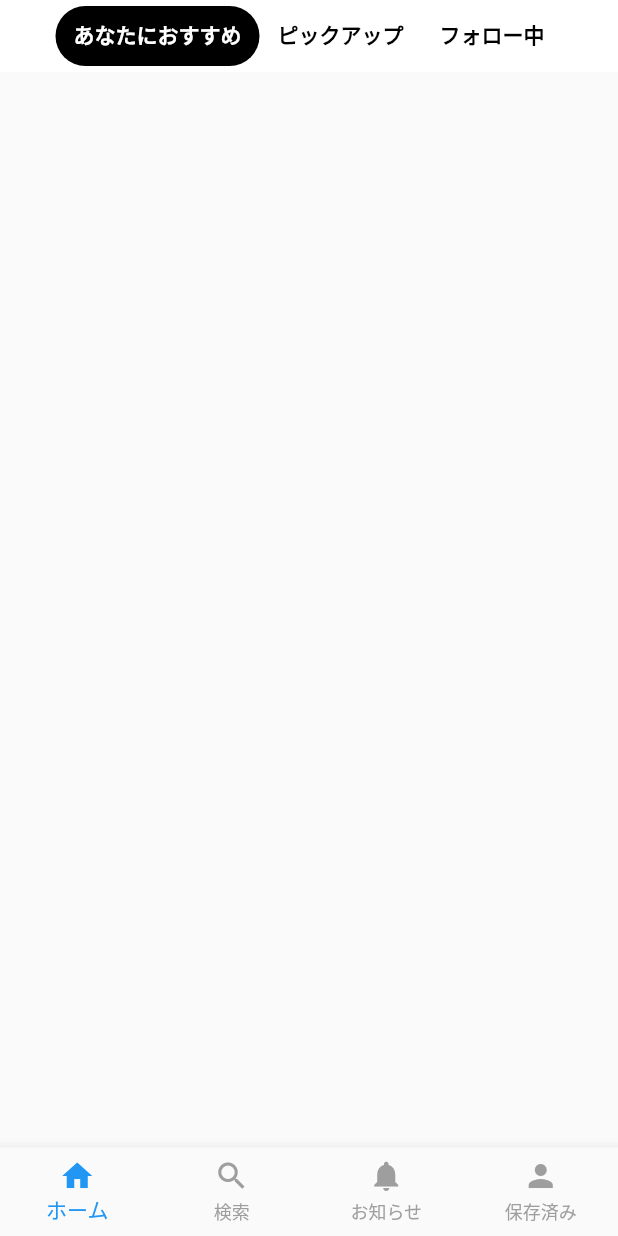
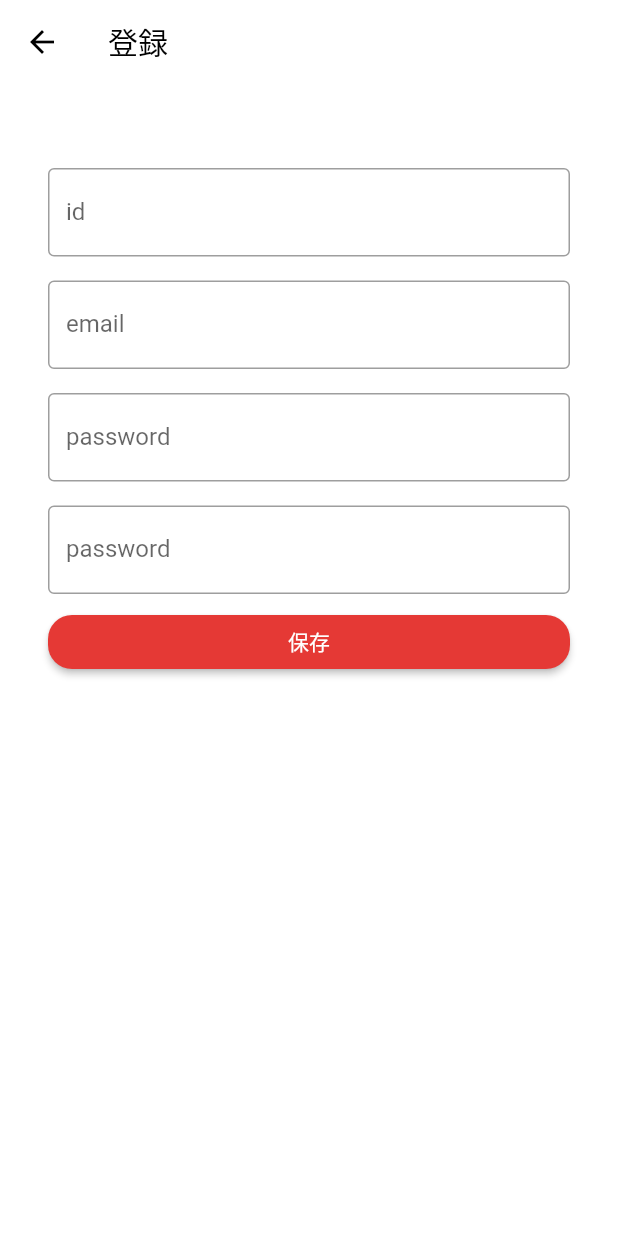
Before and after one commit to teamb-prince/pinterest_prince, a Flutter app: the SignUpWidget screen opened by its route, after a tap on "メールアドレスで続行", on a phone screen of 412 x 824 dp. Run offline on Flutter 3.47's test engine with Material 2 defaults, Android fonts, the phone set to English and light mode, and no system bars; our stand-ins replace bloc, equatable, flutter_bloc, image_picker, shared_preferences; missing offline and left inert: flutter_inappwebview; accounts and stored records are empty; network calls fail.

Commit message:
add login

```diff
--- a/lib/app_route.dart
+++ b/lib/app_route.dart
@@ -11,4 +11,6 @@ class AppRoute {
   static const String editCrawlingImage = '/edit_crawling_image';
   static const String selectBoardFromLocal = '/select_board_from_local';
   static const String selectBoardFromUrl = '/select_board_from_url';
+  static const String signupForm = '/signup_form';
+  static const String loginForm = '/login_form';
 }
--- a/lib/model/login_request_model.dart
+++ b/lib/model/login_request_model.dart
@@ -4,18 +4,18 @@ import 'package:equatable/equatable.dart';
 import 'package:flutter/cupertino.dart';
 
 class LoginRequestModel extends Equatable {
-  const LoginRequestModel({@required this.email, @required this.password});
+  const LoginRequestModel({@required this.id, @required this.password});
 
-  final String email;
+  final String id;
   final String password;
 
   String toJson() {
     return jsonEncode({
-      'email': email,
+      'id': id,
       'password': password,
     });
   }
 
   @override
-  List<Object> get props => [email, password];
+  List<Object> get props => [id, password];
 }
--- a/lib/model/sign_up_request_model.dart
+++ b/lib/model/sign_up_request_model.dart
@@ -5,17 +5,20 @@ import 'package:meta/meta.dart';
 
 class SignUpRequestModel extends Equatable {
   const SignUpRequestModel(
-      {@required this.email,
+      {@required this.id,
+      @required this.email,
       @required this.password,
       @required this.confirmPassword});
 
   // 他にもいろいろ項目はあるのかも
+  final String id;
   final String email;
   final String password;
   final String confirmPassword;
 
   String toJson() {
     return jsonEncode({
+      'id': id,
       'email': email,
       'password': password,
       'confirm_password': confirmPassword,
@@ -23,5 +26,5 @@ class SignUpRequestModel extends Equatable {
   }
 
   @override
-  List<Object> get props => [email, password, confirmPassword];
+  List<Object> get props => [id, email, password, confirmPassword];
 }
--- a/lib/view/authentication/login_widget/bloc/login_bloc.dart
+++ b/lib/view/authentication/login_form_widget/bloc/login_bloc.dart
@@ -1,7 +1,7 @@
 import 'package:bloc/bloc.dart';
 import 'package:pintersest_clone/data/auth_repository.dart';
-import 'package:pintersest_clone/view/authentication/login_widget/bloc/login_event.dart';
-import 'package:pintersest_clone/view/authentication/login_widget/bloc/login_state.dart';
+import 'package:pintersest_clone/view/authentication/login_form_widget/bloc/login_event.dart';
+import 'package:pintersest_clone/view/authentication/login_form_widget/bloc/login_state.dart';
 
 class LoginBloc extends Bloc<LoginEvent, LoginState> {
   LoginBloc(this._authRepository);
--- a/lib/view/authentication/login_top_widget/login_top_widget.dart
+++ b/lib/view/authentication/login_top_widget/login_top_widget.dart
@@ -54,7 +54,7 @@ class LoginTopWidget extends StatelessWidget {
         style: TextStyle(color: AppColors.black, fontWeight: FontWeight.bold),
       ),
       onPressed: () {
-        Navigator.pushNamed(context, AppRoute.login);
+        Navigator.pushNamed(context, AppRoute.loginForm);
       },
     );
   }
--- a/lib/view/authentication/login_widget/login_widget.dart
+++ b/lib/view/authentication/login_widget/login_widget.dart
@@ -91,8 +91,7 @@ class LoginWidget extends StatelessWidget {
           style: TextStyle(color: AppColors.darkGrey),
         ),
         onPressed: () {
-          Navigator.pushNamedAndRemoveUntil(
-              context, AppRoute.home, (_) => false);
+          Navigator.pushNamed(context, AppRoute.loginForm);
         },
       ),
     ); //TODO あとでformつくる
--- a/lib/view/authentication/sign_up_widget/bloc/sign_up_state.dart
+++ b/lib/view/authentication/sign_up_form_widget/bloc/sign_up_state.dart
@@ -1,4 +1,5 @@
 import 'package:equatable/equatable.dart';
+import 'package:pintersest_clone/model/user_model.dart';
 
 abstract class SignUpState extends Equatable {
   @override
@@ -9,7 +10,11 @@ class InitialState extends SignUpState {}
 
 class LoadingState extends SignUpState {}
 
-class SuccessState extends SignUpState {}
+class SuccessState extends SignUpState {
+  SuccessState(this.userModel);
+
+  final UserModel userModel;
+}
 
 class ErrorState extends SignUpState {
   ErrorState(this.exception);
--- /dev/null
+++ b/lib/view/authentication/sign_up_form_widget/sign_up_form_widget.dart
@@ -0,0 +1,177 @@
+import 'package:flutter/material.dart';
+import 'package:flutter_bloc/flutter_bloc.dart';
+import 'package:pintersest_clone/app_route.dart';
+import 'package:pintersest_clone/data/auth_repository.dart';
+import 'package:pintersest_clone/model/sign_up_request_model.dart';
+import 'package:pintersest_clone/values/app_colors.dart';
+import 'package:pintersest_clone/view/authentication/sign_up_form_widget/bloc/sign_up_bloc.dart';
+import 'package:pintersest_clone/view/authentication/sign_up_form_widget/bloc/sign_up_event.dart';
+import 'package:pintersest_clone/view/authentication/sign_up_form_widget/bloc/sign_up_state.dart';
+
+class SignUpFormWidget extends StatelessWidget {
+  final _formKey = GlobalKey<FormState>();
+  String _id = '';
+  String _email = '';
+  String _password = '';
+  String _confirmPassword = '';
+
+  @override
+  Widget build(BuildContext context) {
+    return _buildScreen(context);
+  }
+
+  Widget _buildScreen(BuildContext context) {
+    return BlocProvider<SignUpBloc>(
+      create: (context) => SignUpBloc(
+        RepositoryProvider.of<AuthRepository>(context),
+      ),
+      child: Scaffold(
+        backgroundColor: AppColors.white,
+        appBar: AppBar(
+          brightness: Brightness.light,
+          iconTheme: IconThemeData(
+            color: Colors.black, //change your color here
+          ),
+          backgroundColor: AppColors.white,
+          elevation: 0,
+          title: const Text(
+            '登録',
+            style: TextStyle(color: AppColors.black),
+          ),
+        ),
+        body: Container(
+          padding: EdgeInsets.all(32),
+          child: Form(
+            key: _formKey,
+            child: ListView(
+              padding: const EdgeInsets.symmetric(vertical: 16),
+              children: [
+                _buildIdTextForm(),
+                _buildEmailTextForm(),
+                _buildPasswordTextForm(),
+                _buildConfirmPasswordTextForm(),
+                _buildConfirmButton(context),
+              ],
+            ),
+          ),
+        ),
+      ),
+    );
+  }
+
+  Widget _buildIdTextForm() {
+    return Padding(
+      padding: const EdgeInsets.only(top: 8, bottom: 8),
+      child: TextFormField(
+        decoration: const InputDecoration(
+          labelText: 'id',
+          border: OutlineInputBorder(),
+        ),
+        validator: (value) {
+          if (value.isEmpty) {
+            return 'idを入力してください';
+          }
+          return null;
+        },
+        onSaved: (value) {
+          _id = value;
+        },
+      ),
+    );
+  }
+
+  Widget _buildEmailTextForm() {
+    return Padding(
+      padding: const EdgeInsets.only(top: 8, bottom: 8),
+      child: TextFormField(
+        decoration: const InputDecoration(
+          labelText: 'email',
+          border: OutlineInputBorder(),
+        ),
+        validator: (value) {
+          if (value.isEmpty) {
+            return 'emailを入力してください';
+          }
+          return null;
+        },
+        onSaved: (value) {
+          _email = value;
+        },
+      ),
+    );
+  }
+
+  Widget _buildPasswordTextForm() {
+    return Padding(
+      padding: EdgeInsets.only(top: 8, bottom: 8),
+      child: TextFormField(
+        decoration: const InputDecoration(
+          labelText: 'password',
+          border: OutlineInputBorder(),
+        ),
+        validator: (value) {
+          if (value.isEmpty) {
+            return 'passwordを入力してください';
+          }
+          return null;
+        },
+        onSaved: (value) {
+          _password = value;
+        },
+      ),
+    );
+  }
+
+  Widget _buildConfirmPasswordTextForm() {
+    return Padding(
+      padding: EdgeInsets.only(top: 8, bottom: 8),
+      child: TextFormField(
+        decoration: const InputDecoration(
+          labelText: 'password',
+          border: OutlineInputBorder(),
+        ),
+        validator: (value) {
+          if (value.isEmpty) {
+            return '確認用のpasswordを入力してください';
+          }
+          return null;
+        },
+        onSaved: (value) {
+          _confirmPassword = value;
+        },
+      ),
+    );
+  }
+
+  Widget _buildConfirmButton(BuildContext context) {
+    return BlocConsumer<SignUpBloc, SignUpState>(listener: (context, state) {
+      if (state is SuccessState) {
+        final userModel = state.userModel;
+        print(userModel.id);
+        Navigator.popUntil(context, ModalRoute.withName(AppRoute.loginTop));
+      }
+    }, builder: (context, state) {
+      return RaisedButton(
+        shape: RoundedRectangleBorder(
+          borderRadius: BorderRadius.circular(16),
+        ),
+        onPressed: () {
+          if (_formKey.currentState.validate()) {
+            _formKey.currentState.save();
+            final request = SignUpRequestModel(
+              id: _id,
+              email: _email,
+              password: _password,
+              confirmPassword: _confirmPassword,
+            );
+            BlocProvider.of<SignUpBloc>(context)
+                .add(SignUp(signUpRequestModel: request));
+          }
+        },
+        textColor: AppColors.white,
+        color: AppColors.red,
+        child: const Text('保存'),
+      );
+    });
+  }
+}
--- a/lib/view/authentication/sign_up_widget/create_account_widget.dart
+++ b/lib/view/authentication/sign_up_widget/create_account_widget.dart
@@ -35,8 +35,7 @@ class SignUpWidget extends StatelessWidget {
         RedButton(
           title: 'メールアドレスで続行',
           onPressedCallback: () {
-            Navigator.pushNamedAndRemoveUntil(
-                context, AppRoute.home, (_) => false);
+            Navigator.pushNamed(context, AppRoute.signupForm);
           },
         ),
         FacebookButton(
```
Also changed, not shown: lib/api/auth_api.dart (+5 -4 lines), lib/data/auth_repository.dart (+3 -4 lines), lib/main.dart (+13 -2 lines), lib/view/authentication/login_form_widget/login_form_widget.dart (added, +127 -0 lines), lib/view/authentication/sign_up_form_widget/bloc/sign_up_bloc.dart (renamed from lib/view/authentication/sign_up_widget/bloc/sign_up_bloc.dart, +7 -4 lines), lib/view/authentication/login_form_widget/bloc/login_event.dart (renamed from lib/view/authentication/login_widget/bloc/login_event.dart), lib/view/authentication/login_form_widget/bloc/login_state.dart (renamed from lib/view/authentication/login_widget/bloc/login_state.dart), lib/view/authentication/sign_up_form_widget/bloc/sign_up_event.dart (line endings or trailing spaces), 2 other files.
